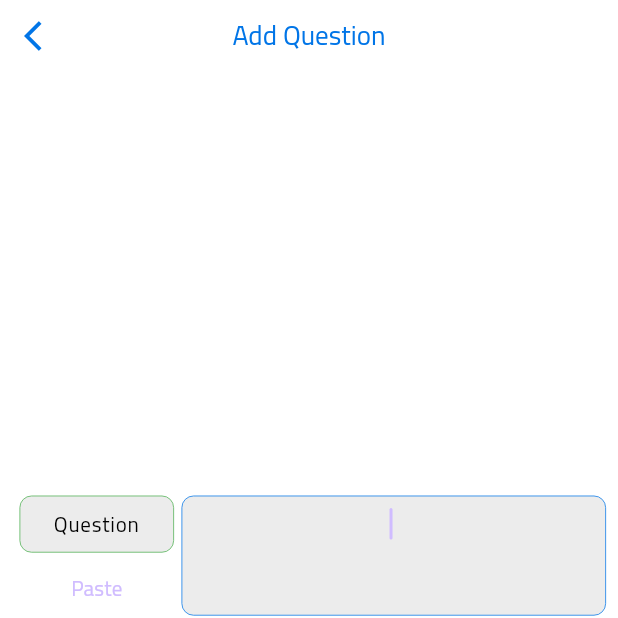
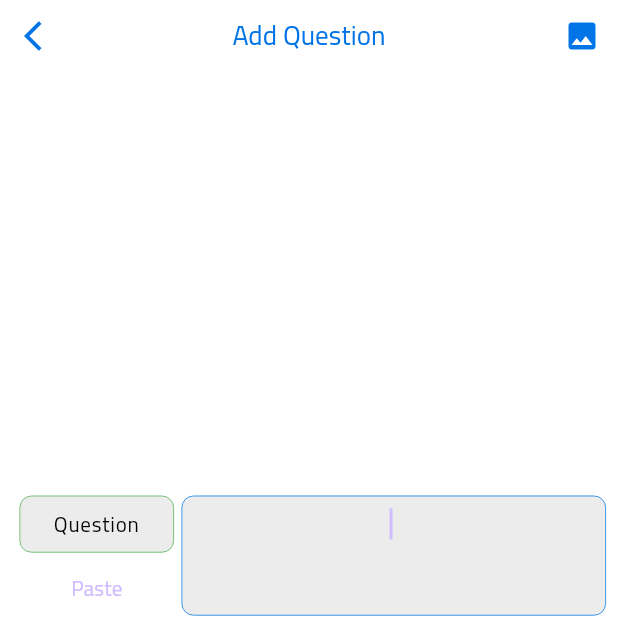
Before and after one commit to Waheedooof/testApp, a Flutter app: the AddPage screen opened by its route, on a phone screen of 412 x 824 dp, the top half of it. Run offline on Flutter 3.47's test engine with Material 2 defaults, Android fonts, the phone set to English and light mode, and no system bars; our stand-ins replace animated_theme_switcher, cached_network_image, csv, dartz, easy_localization, file_picker and 6 more; accounts and stored records are empty.

Commit message:
add images

```diff
--- a/assets/translations/ar-DZ.json
+++ b/assets/translations/ar-DZ.json
@@ -40,6 +40,7 @@
   "start": "بدء المؤقت",
   "stop": "إيقاف المؤقت",
   "cancel": "إعادة المؤقت",
+  "image_view": "عرض الصورة",
   "resume": "استمرار المؤقت",
   "min": "دقيقة",
   "history": "سجل التشغيل",
--- a/assets/translations/en-US.json
+++ b/assets/translations/en-US.json
@@ -54,6 +54,7 @@
   "mark": "Mark",
   "changeList": "Reverse the list",
   "start": "Start timer",
+  "image_view": "Image Viewer",
   "stop": "Stop timer",
   "cancel": "Cancel timer",
   "resume": "Resume timer",
--- a/lib/controller/home_controllers/home_page_cont.dart
+++ b/lib/controller/home_controllers/home_page_cont.dart
@@ -25,12 +25,14 @@ class HomeController extends GetxController {
       },
     );
 
-    gyroscopeEvents.listen((GyroscopeEvent event) {
+    if(isWalk) {
+      gyroscopeEvents.listen((GyroscopeEvent event) {
       rotationX = event.x * 0.03;
       rotationY = event.y * 0.03;
       rotationZ = event.z * 0.03;
       update();
     });
+    }
     super.onInit();
   }
 
--- /dev/null
+++ b/lib/core/class/question.dart
@@ -0,0 +1,11 @@
+class Question {
+ static int question = 0;
+ static int a1 = 1;
+ static int a2 = 2;
+ static int a3 = 3;
+ static int a4 = 4;
+ static int explain = 5;
+ static int correct = 6;
+ static int like = 8;
+ static int imagePath = 7;
+}
--- /dev/null
+++ b/lib/data/datasource/remote/home/image.dart
@@ -0,0 +1,19 @@
+import 'dart:io';
+
+import '../../../../../core/class/crud.dart';
+import '../../../../../links.dart';
+
+class UploadData {
+  Crud crud;
+
+  UploadData(this.crud);
+
+  uploadImageData({
+    required File file,
+    required String teacherCode,
+  }) async {
+    var response = await crud.postDataWithImage(
+        AppLinks.imageUploadLink, {'teacher_code': teacherCode}, file);
+    return response.fold((l) => l, (r) => r);
+  }
+}
--- a/lib/links.dart
+++ b/lib/links.dart
@@ -1,4 +1,5 @@
 class AppLinks {
   static const String serverLink = 'https://wwwaaahhh.000webhostapp.com/testApp/';
   static const String loginLink        = '$serverLink/auth/login_teacher.php';
+  static const String imageUploadLink        = '$serverLink/imagesUpload.php';
 }
--- a/lib/view/screen/addQues_page.dart
+++ b/lib/view/screen/addQues_page.dart
@@ -1,11 +1,15 @@
+import 'dart:io';
+
 import 'package:easy_localization/easy_localization.dart';
 import 'package:flutter/cupertino.dart';
 import 'package:flutter/material.dart';
 import 'package:flutter/services.dart';
 import 'package:get/get.dart';
 import 'package:test_maker/controller/home_controllers/excel_file_cont.dart';
+import 'package:test_maker/core/class/handelingview.dart';
 
 import '../widget/appbar.dart';
+import 'imagePage.dart';
 
 class AddPage extends StatelessWidget {
   AddPage({Key? key}) : super(key: key);
@@ -49,7 +53,7 @@ class AddPage extends StatelessWidget {
       controller: index == 0 ? excelFileController.textQuesController : null,
       autofocus: true,
       textInputAction: TextInputAction.next,
-      enabled: true,
+      // enabled: true,
       maxLines: index == 0 ? 3 : 1,
       decoration: BoxDecoration(
         border: Border.all(
@@ -124,19 +128,48 @@ class AddPage extends StatelessWidget {
     );
   }
 
+  imageWidget() {
+    if (excelFileController.questionAddRow.last != '' &&
+        excelFileController.questionAddRow.length == 8) {
+      return Container(
+        margin: const EdgeInsets.symmetric(vertical: 20),
+        width: Get.width / 2,
+        height: Get.width / 2,
+        decoration: BoxDecoration(
+          image: DecorationImage(
+            image: FileImage(
+              File(
+                excelFileController.questionAddRow[
+                        excelFileController.questionAddRow.length - 1]
+                    .replaceAll('path:', '')
+                    .replaceAll(']', ''),
+              ),
+            ),
+          ),
+        ),
+      );
+    } else {
+      return Container();
+    }
+  }
+
   floatingActionButton() {
     return FloatingActionButton(
       heroTag: 'add_hero',
       onPressed: () {
         excelFileController.writeQuesData();
       },
-      child: const Icon(Icons.done),
+      child: GetBuilder<ExcelFileController>(builder: (controller) {
+        return HandelingView(
+          statusRequest: controller.statusRequest,
+          widget: const Icon(Icons.done),
+        );
+      }),
     );
   }
 
   @override
   Widget build(BuildContext context) {
-
     return GestureDetector(
       onHorizontalDragEnd: (DragEndDetails details) {
         if (details.primaryVelocity! > 100) {
@@ -146,7 +179,16 @@ class AddPage extends StatelessWidget {
       child: Scaffold(
         body: AppCustomAppBar(
           title: const Text('type_q').tr(),
-          actions: const [],
+          actions: [
+            IconButton(
+                onPressed: () {
+                  excelFileController.addImagePath();
+                },
+                icon: Icon(
+                  Icons.image,
+                  color: Get.theme.primaryColor,
+                ))
+          ],
           body: Center(
             child: GetBuilder<ExcelFileController>(
               builder: (excelFileController) {
@@ -159,6 +201,9 @@ class AddPage extends StatelessWidget {
                     ),
                     child: SingleChildScrollView(
                       child: Column(
+                        children: [
+                          imageWidget(),
+                          Column(
                             children: List.generate(
                               8,
                               (index) {
@@ -180,7 +225,8 @@ class AddPage extends StatelessWidget {
                                   return Container(
                                     margin: const EdgeInsets.only(bottom: 10),
                                     child: Row(
-                                  crossAxisAlignment: CrossAxisAlignment.start,
+                                      crossAxisAlignment:
+                                          CrossAxisAlignment.start,
                                       children: [
                                         Column(
                                           children: [
@@ -207,6 +253,8 @@ class AddPage extends StatelessWidget {
                               },
                             ),
                           ),
+                        ],
+                      ),
                     ),
                   ),
                 );
--- a/lib/view/screen/editQues_page.dart
+++ b/lib/view/screen/editQues_page.dart
@@ -2,7 +2,6 @@ import 'package:easy_localization/easy_localization.dart';
 import 'package:flutter/cupertino.dart';
 import 'package:flutter/material.dart';
 import 'package:get/get.dart';
-import 'package:test_maker/controller/home_controllers/excel_file_cont.dart';
 import 'package:test_maker/controller/question_controllers/question_controller.dart';
 
 import '../widget/appbar.dart';
--- a/lib/view/screen/home.dart
+++ b/lib/view/screen/home.dart
@@ -72,7 +72,7 @@ class HomePage extends StatelessWidget {
   writeQuestionWidget() {
     return ElevatedButton(
       onPressed: () async {
-        excelFileController.toAddScreen();
+        excelFileController.toAddQuesScreen();
       },
       child: ListTile(
         trailing: const Icon(Icons.add),
@@ -206,14 +206,14 @@ class HomePage extends StatelessWidget {
         if (excelFileController.searchQuestionsMode) {
           excelFileController.changeSearchQuestions();
         } else {
-          Get.toNamed(AppRoute.addQuesPage);
+          excelFileController.toAddQuesScreen();
         }
       } else if (details.primaryVelocity! < 0 &&
           Get.locale?.languageCode == 'en') {
         if (excelFileController.searchQuestionsMode) {
           excelFileController.changeSearchQuestions();
         } else {
-          Get.toNamed(AppRoute.addQuesPage);
+          excelFileController.toAddQuesScreen();
         }
       } else if (details.primaryVelocity! < 0 &&
               Get.locale?.languageCode == 'ar' ||
--- a/lib/view/widget/drawer.dart
+++ b/lib/view/widget/drawer.dart
@@ -64,7 +64,7 @@ class DrawerWidget extends StatelessWidget {
             children: [
               actionButton(
                 click: () async {
-                  excelFileController.toAddScreen();
+                  excelFileController.toAddQuesScreen();
                 },
                 title:
                     Text(tr('type_q'), style: context.textTheme.bodyText1).tr(),
--- a/pubspec.yaml
+++ b/pubspec.yaml
@@ -36,6 +36,10 @@ dependencies:
   animated_theme_switcher: ^2.0.8
   shared_preferences: ^2.1.1
   dartz: ^0.10.1
+  image_picker: ^0.8.6
+  photo_view: ^0.14.0
+  cached_network_image: ^3.2.3
+
 
 dev_dependencies:
   flutter_test:
```
Also changed, not shown: lib/controller/home_controllers/excel_file_cont.dart (+124 -22 lines), lib/core/class/crud.dart (+9 -12 lines), lib/core/class/handelingview.dart (+5 -6 lines), lib/view/screen/imagePage.dart (added, +34 -0 lines), lib/view/widget/appcachiamge.dart (added, +37 -0 lines), lib/view/widget/home/question_card.dart (+67 -28 lines), pubspec.lock, 2 other files. Lines whose indentation alone changed are shown as unchanged.
